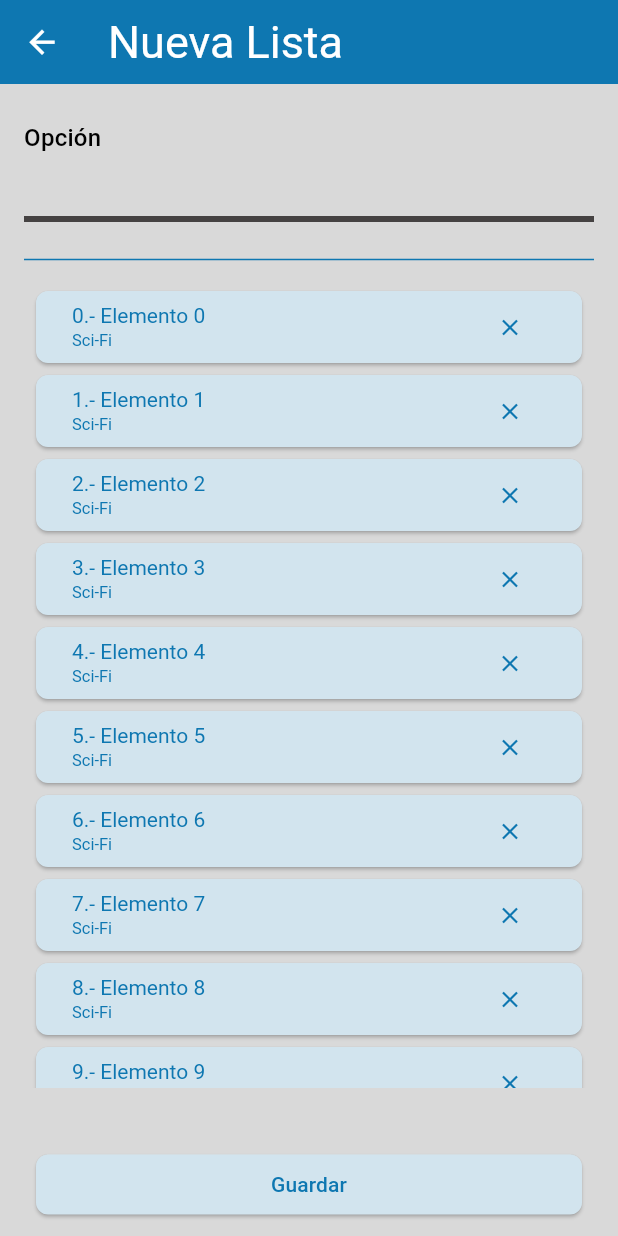
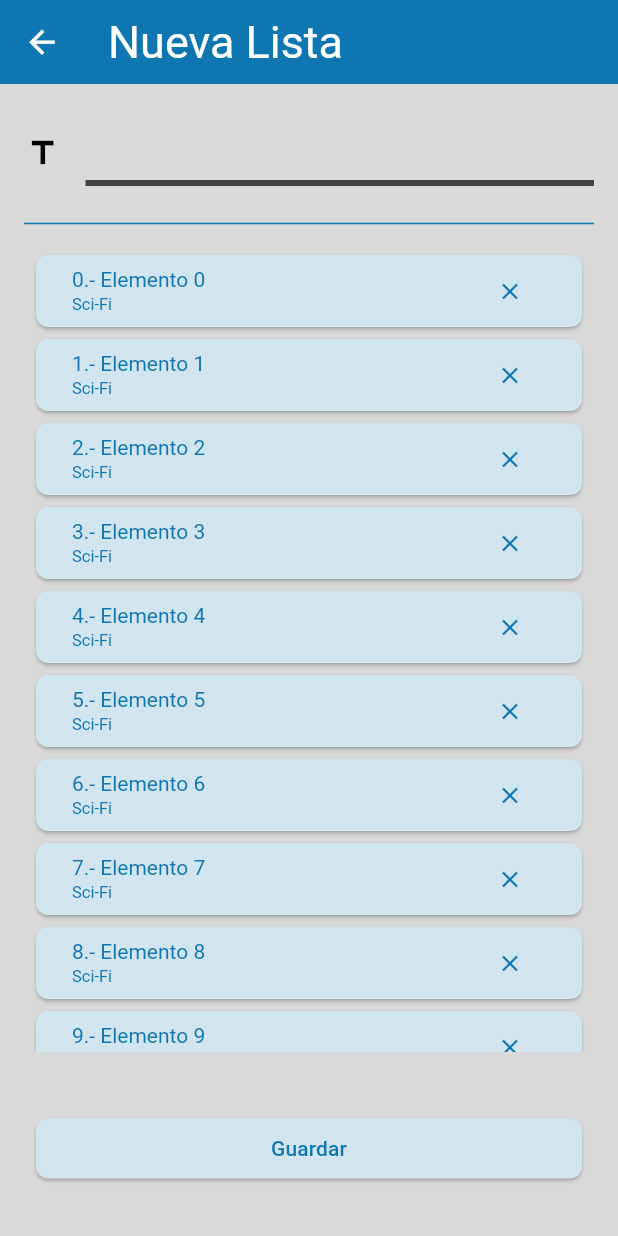
Before and after one commit to 74Emmanuel47/randomizer, a Flutter app: the NewList screen opened directly, on a phone screen of 412 x 824 dp. Run offline on Flutter 3.47's test engine with Material 3 defaults, Android fonts, the phone set to English and light mode, and no system bars; our stand-ins replace another_flutter_splash_screen, google_fonts, shared_preferences; accounts and stored records are empty; Roboto replaces fonts that are missing (Electrolize).

Commit message:
Input Generic Type 2

```diff
--- a/lib/New_List_Screen.dart
+++ b/lib/New_List_Screen.dart
@@ -28,7 +28,7 @@ class _NewList extends State<NewList> {
                 vertical: 24.0,
                 horizontal: 16.0,
               ),
-              child: const InputGnT2(title: "Opción", hint: ""),
+              child: const InputGn(hint: ""),
             ),
             Container(
               margin: const EdgeInsets.symmetric(
```
Also changed, not shown: lib/templates/Msg_Box_New_Item.dart (added).
